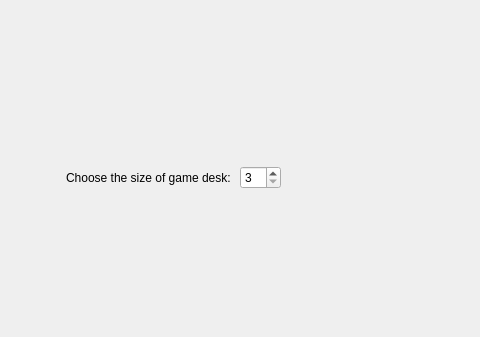
This is src/gui/MainWindow.ui in zer0main/bin_game_mvc as Qt 5 draws it before an edit; both pictures show x 134 to 614 and y 0 to 337 of the 614 by 528 pixel window. The edited form follows.
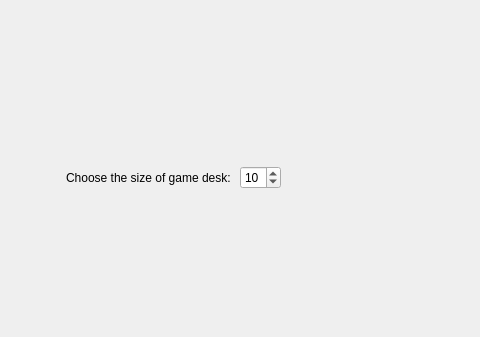
This is the edited form. The open tabs and pages were chosen to show the change.

Commit message: Use default value in QSpinBox

The edit to the form file:
```diff
--- a/src/gui/MainWindow.ui
+++ b/src/gui/MainWindow.ui
@@ -242,6 +242,9 @@
             <property name="maximum">
              <number>16</number>
             </property>
+            <property name="value">
+             <number>10</number>
+            </property>
            </widget>
           </item>
           <item>
```
Left out of the diff: 6 changed lines with no effect on the pictures.
